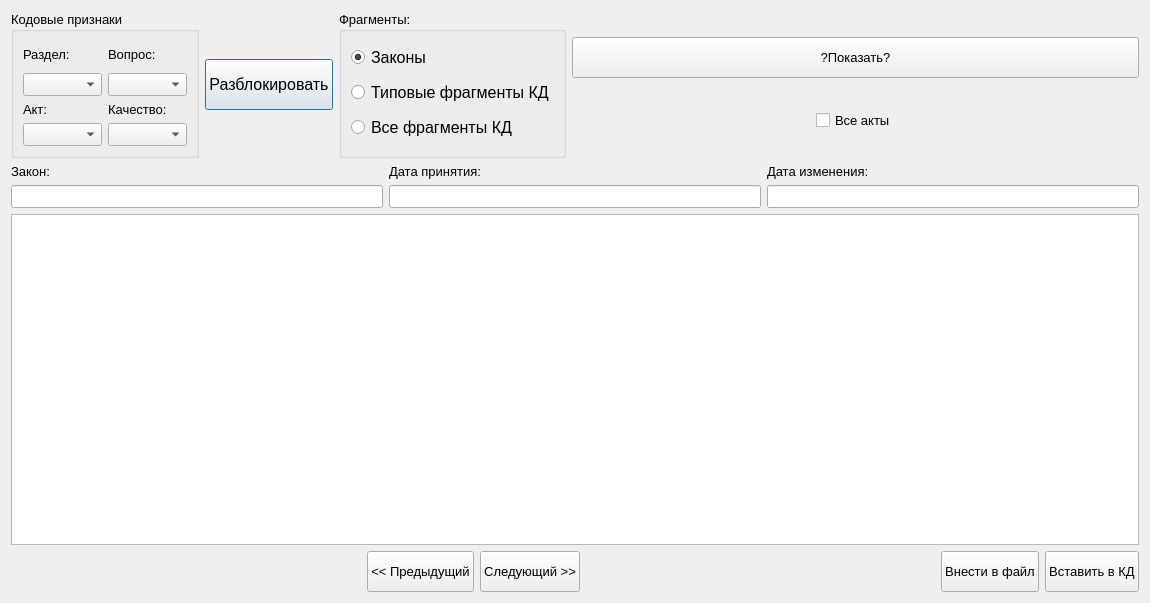
Qt form knowledgebase.ui (YakSid/KDC_RSREU) before a commit.
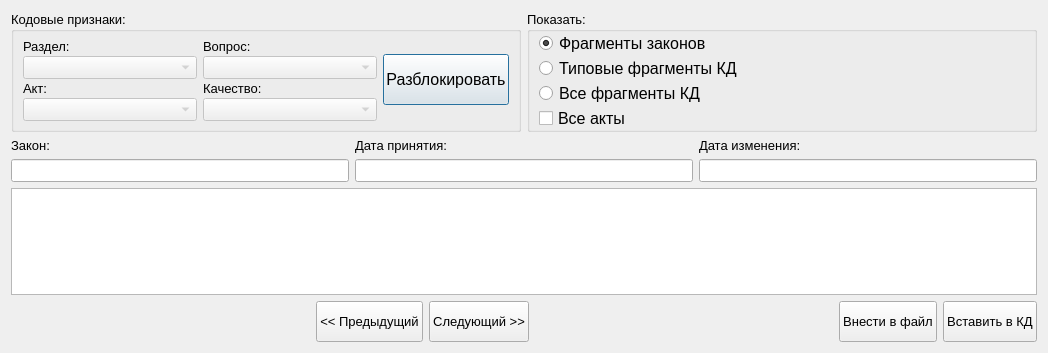
The same form after that commit.

Diff of the .ui file:
```diff
--- a/knowledgebase.ui
+++ b/knowledgebase.ui
@@ -6,8 +6,8 @@
    <rect>
     <x>0</x>
     <y>0</y>
-    <width>1150</width>
-    <height>603</height>
+    <width>1048</width>
+    <height>353</height>
    </rect>
   </property>
   <property name="font">
@@ -18,84 +18,112 @@
   <property name="windowTitle">
    <string>База знаний</string>
   </property>
-  <layout class="QGridLayout" name="gridLayout_3">
+  <layout class="QGridLayout" name="gridLayout_2">
    <item row="0" column="0">
-    <layout class="QHBoxLayout" name="horizontalLayout_4">
-     <item>
       <widget class="QGroupBox" name="groupBox">
+     <property name="maximumSize">
+      <size>
+       <width>800</width>
+       <height>16777215</height>
+      </size>
+     </property>
        <property name="font">
         <font>
          <pointsize>10</pointsize>
         </font>
        </property>
        <property name="title">
-        <string>Кодовые признаки</string>
-       </property>
-       <layout class="QGridLayout" name="gridLayout">
+      <string>Кодовые признаки:</string>
+     </property>
+     <layout class="QGridLayout" name="gridLayout_4">
+      <property name="leftMargin">
+       <number>9</number>
+      </property>
+      <property name="topMargin">
+       <number>0</number>
+      </property>
+      <property name="bottomMargin">
+       <number>0</number>
+      </property>
+      <property name="spacing">
+       <number>6</number>
+      </property>
         <item row="0" column="0">
-         <layout class="QHBoxLayout" name="horizontalLayout">
-          <item>
-           <layout class="QVBoxLayout" name="verticalLayout">
-            <item>
+       <layout class="QGridLayout" name="gridLayout_3">
+        <property name="verticalSpacing">
+         <number>2</number>
+        </property>
+        <item row="0" column="0">
              <widget class="QLabel" name="label">
               <property name="text">
                <string>Раздел:</string>
               </property>
              </widget>
             </item>
-            <item>
-             <widget class="QComboBox" name="razdel"/>
-            </item>
-            <item>
-             <layout class="QVBoxLayout" name="verticalLayout_3">
-              <item>
-               <widget class="QLabel" name="label_3">
-                <property name="text">
-                 <string>Акт:</string>
-                </property>
-               </widget>
-              </item>
-              <item>
-               <widget class="QComboBox" name="akt"/>
-              </item>
-             </layout>
-            </item>
-           </layout>
-          </item>
-          <item>
-           <layout class="QVBoxLayout" name="verticalLayout_2">
-            <item>
+        <item row="0" column="1">
              <widget class="QLabel" name="label_2">
               <property name="text">
                <string>Вопрос:</string>
               </property>
              </widget>
             </item>
-            <item>
-             <widget class="QComboBox" name="question"/>
-            </item>
-            <item>
-             <layout class="QVBoxLayout" name="verticalLayout_4">
-              <item>
+        <item row="1" column="0">
+         <widget class="QComboBox" name="razdel">
+          <property name="enabled">
+           <bool>false</bool>
+          </property>
+          <property name="editable">
+           <bool>false</bool>
+          </property>
+         </widget>
+        </item>
+        <item row="1" column="1">
+         <widget class="QComboBox" name="question">
+          <property name="enabled">
+           <bool>false</bool>
+          </property>
+          <property name="editable">
+           <bool>false</bool>
+          </property>
+         </widget>
+        </item>
+        <item row="2" column="0">
+         <widget class="QLabel" name="label_3">
+          <property name="text">
+           <string>Акт:</string>
+          </property>
+         </widget>
+        </item>
+        <item row="2" column="1">
                <widget class="QLabel" name="label_4">
                 <property name="text">
                  <string>Качество:</string>
                 </property>
                </widget>
               </item>
-              <item>
-               <widget class="QComboBox" name="quality"/>
-              </item>
-             </layout>
+        <item row="3" column="0">
+         <widget class="QComboBox" name="akt">
+          <property name="enabled">
+           <bool>false</bool>
+          </property>
+          <property name="editable">
+           <bool>false</bool>
+          </property>
+         </widget>
+        </item>
+        <item row="3" column="1">
+         <widget class="QComboBox" name="quality">
+          <property name="enabled">
+           <bool>false</bool>
+          </property>
+          <property name="editable">
+           <bool>false</bool>
+          </property>
+         </widget>
             </item>
            </layout>
           </item>
-         </layout>
-        </item>
-       </layout>
-      </widget>
-     </item>
-     <item>
+      <item row="0" column="1">
       <widget class="QPushButton" name="pushButton">
        <property name="minimumSize">
         <size>
@@ -103,6 +131,12 @@
          <height>51</height>
         </size>
        </property>
+        <property name="maximumSize">
+         <size>
+          <width>126</width>
+          <height>16777215</height>
+         </size>
+        </property>
        <property name="font">
         <font>
          <pointsize>12</pointsize>
@@ -113,19 +147,37 @@
        </property>
       </widget>
      </item>
-     <item>
+     </layout>
+    </widget>
+   </item>
+   <item row="0" column="1">
       <widget class="QGroupBox" name="groupBox_2">
        <property name="minimumSize">
         <size>
          <width>0</width>
-         <height>147</height>
+       <height>0</height>
+      </size>
+     </property>
+     <property name="maximumSize">
+      <size>
+       <width>16777215</width>
+       <height>121</height>
         </size>
        </property>
        <property name="title">
-        <string>Фрагменты:</string>
-       </property>
-       <layout class="QGridLayout" name="gridLayout_2">
-        <item row="0" column="0">
+      <string>Показать:</string>
+     </property>
+     <layout class="QVBoxLayout" name="verticalLayout">
+      <property name="spacing">
+       <number>2</number>
+      </property>
+      <property name="topMargin">
+       <number>0</number>
+      </property>
+      <property name="bottomMargin">
+       <number>0</number>
+      </property>
+      <item>
          <widget class="QRadioButton" name="radioButton">
           <property name="font">
            <font>
@@ -133,14 +185,14 @@
            </font>
           </property>
           <property name="text">
-           <string>Законы</string>
+         <string>Фрагменты законов</string>
           </property>
           <property name="checked">
            <bool>true</bool>
           </property>
          </widget>
         </item>
-        <item row="1" column="0">
+      <item>
          <widget class="QRadioButton" name="radioButton_2">
           <property name="font">
            <font>
@@ -152,7 +204,7 @@
           </property>
          </widget>
         </item>
-        <item row="2" column="0">
+      <item>
          <widget class="QRadioButton" name="radioButton_3">
           <property name="font">
            <font>
@@ -164,116 +216,49 @@
           </property>
          </widget>
         </item>
-       </layout>
-      </widget>
-     </item>
      <item>
-      <layout class="QVBoxLayout" name="verticalLayout_5">
-       <item>
-        <widget class="QPushButton" name="pushButton_2">
-         <property name="minimumSize">
-          <size>
-           <width>0</width>
-           <height>41</height>
-          </size>
-         </property>
-         <property name="text">
-          <string>?Показать?</string>
-         </property>
-        </widget>
-       </item>
-       <item>
-        <layout class="QHBoxLayout" name="horizontalLayout_3">
-         <item>
-          <spacer name="horizontalSpacer_2">
+       <spacer name="verticalSpacer">
            <property name="orientation">
-            <enum>Qt::Horizontal</enum>
+         <enum>Qt::Vertical</enum>
            </property>
            <property name="sizeHint" stdset="0">
             <size>
-             <width>40</width>
-             <height>20</height>
+          <width>20</width>
+          <height>40</height>
             </size>
            </property>
           </spacer>
          </item>
          <item>
           <widget class="QCheckBox" name="checkBox">
+        <property name="font">
+         <font>
+          <pointsize>12</pointsize>
+         </font>
+        </property>
            <property name="text">
             <string>Все акты</string>
            </property>
           </widget>
          </item>
-         <item>
-          <spacer name="horizontalSpacer">
-           <property name="orientation">
-            <enum>Qt::Horizontal</enum>
-           </property>
-           <property name="sizeHint" stdset="0">
+     </layout>
+    </widget>
+   </item>
+   <item row="2" column="0" colspan="2">
+    <widget class="QTextEdit" name="text">
+     <property name="maximumSize">
             <size>
-             <width>40</width>
-             <height>20</height>
-            </size>
-           </property>
-          </spacer>
-         </item>
-        </layout>
-       </item>
-      </layout>
-     </item>
-    </layout>
-   </item>
-   <item row="1" column="0">
-    <layout class="QHBoxLayout" name="horizontalLayout_2">
-     <item>
-      <layout class="QVBoxLayout" name="verticalLayout_8">
-       <item>
-        <widget class="QLabel" name="label_5">
-         <property name="text">
-          <string>Закон:</string>
+       <width>16777215</width>
+       <height>16777215</height>
+      </size>
+     </property>
+     <property name="readOnly">
+      <bool>true</bool>
          </property>
         </widget>
        </item>
-       <item>
-        <widget class="QLineEdit" name="lineEdit"/>
-       </item>
-      </layout>
-     </item>
-     <item>
-      <layout class="QVBoxLayout" name="verticalLayout_7">
-       <item>
-        <widget class="QLabel" name="label_6">
-         <property name="text">
-          <string>Дата принятия:</string>
-         </property>
-        </widget>
-       </item>
-       <item>
-        <widget class="QLineEdit" name="lineEdit_2"/>
-       </item>
-      </layout>
-     </item>
-     <item>
-      <layout class="QVBoxLayout" name="verticalLayout_6">
-       <item>
-        <widget class="QLabel" name="label_7">
-         <property name="text">
-          <string>Дата изменения:</string>
-         </property>
-        </widget>
-       </item>
-       <item>
-        <widget class="QLineEdit" name="lineEdit_3"/>
-       </item>
-      </layout>
-     </item>
-    </layout>
-   </item>
-   <item row="2" column="0">
-    <widget class="QTextEdit" name="textEdit"/>
-   </item>
-   <item row="3" column="0">
-    <layout class="QHBoxLayout" name="horizontalLayout_6">
+   <item row="3" column="0" colspan="2">
+    <layout class="QHBoxLayout" name="horizontalLayout">
      <item>
       <spacer name="horizontalSpacer_4">
        <property name="orientation">
@@ -354,6 +339,55 @@
      </item>
     </layout>
    </item>
+   <item row="1" column="0" colspan="2">
+    <layout class="QGridLayout" name="gridLayout">
+     <item row="0" column="0">
+      <widget class="QLabel" name="label_5">
+       <property name="text">
+        <string>Закон:</string>
+       </property>
+      </widget>
+     </item>
+     <item row="0" column="1">
+      <widget class="QLabel" name="label_6">
+       <property name="text">
+        <string>Дата принятия:</string>
+       </property>
+       <property name="margin">
+        <number>0</number>
+       </property>
+      </widget>
+     </item>
+     <item row="0" column="2">
+      <widget class="QLabel" name="label_7">
+       <property name="text">
+        <string>Дата изменения:</string>
+       </property>
+      </widget>
+     </item>
+     <item row="1" column="0">
+      <widget class="QLineEdit" name="lineEdit">
+       <property name="readOnly">
+        <bool>true</bool>
+       </property>
+      </widget>
+     </item>
+     <item row="1" column="1">
+      <widget class="QLineEdit" name="lineEdit_2">
+       <property name="readOnly">
+        <bool>true</bool>
+       </property>
+      </widget>
+     </item>
+     <item row="1" column="2">
+      <widget class="QLineEdit" name="lineEdit_3">
+       <property name="readOnly">
+        <bool>true</bool>
+       </property>
+      </widget>
+     </item>
+    </layout>
+   </item>
   </layout>
  </widget>
  <resources/>
```
Lines whose indentation alone changed are shown as unchanged.
